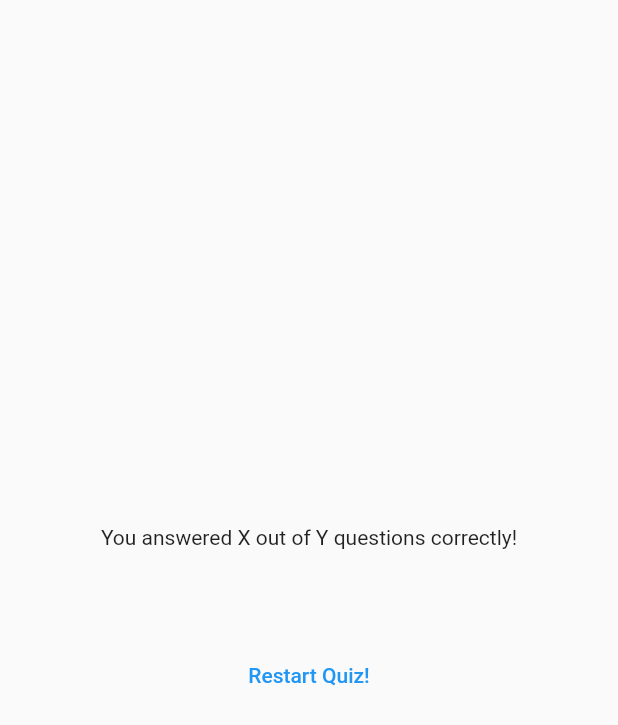
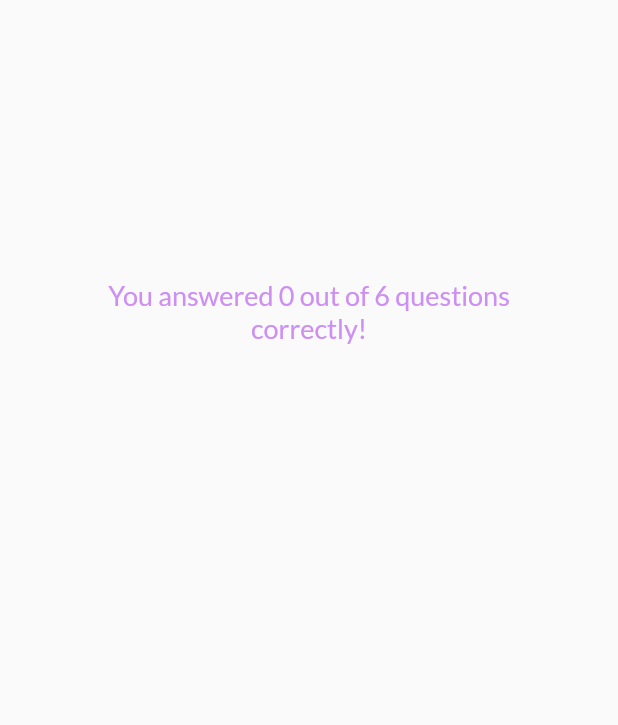
Before and after one commit to weescoelho/flutter_quizz, a Flutter app: the ResultsScreen widget shown alone on an empty page, opened directly with empty values, on a phone screen of 412 x 824 dp. Shown: the top 725 px of the screen. Run offline on Flutter 3.47's test engine with Material 2 defaults, Android fonts, the phone set to English and light mode, and no system bars; our stand-ins replace google_fonts.

```diff
--- a/lib/results_screen.dart
+++ b/lib/results_screen.dart
@@ -1,11 +1,14 @@
 import 'package:flutter/material.dart';
 import 'package:flutter_quizz/data/questions.dart';
 import 'package:flutter_quizz/widgets/questions_summary.dart';
+import 'package:google_fonts/google_fonts.dart';
 
 class ResultsScreen extends StatelessWidget {
-  const ResultsScreen({super.key, required this.chosenAnswers});
+  const ResultsScreen(
+      {super.key, required this.chosenAnswers, required this.restartQuiz});
 
   final List<String> chosenAnswers;
+  final Function() restartQuiz;
 
   List<Map<String, Object>> getSummaryData() {
     final List<Map<String, Object>> summary = [];
@@ -24,6 +27,12 @@ class ResultsScreen extends StatelessWidget {
 
   @override
   Widget build(BuildContext context) {
+    final summaryData = getSummaryData();
+    final numTotalQuestions = questions.length;
+    final numCorrectQuestions = summaryData.where((data) {
+      return data['user_answer'] == data['correct_answer'];
+    }).length;
+
     return SizedBox(
       width: double.infinity,
       child: Container(
@@ -31,15 +40,29 @@ class ResultsScreen extends StatelessWidget {
         child: Column(
           mainAxisAlignment: MainAxisAlignment.center,
           children: [
-            const Text('You answered X out of Y questions correctly!'),
+            Text(
+              'You answered $numCorrectQuestions out of $numTotalQuestions questions correctly!',
+              textAlign: TextAlign.center,
+              style: GoogleFonts.lato(
+                fontSize: 18,
+                color: const Color.fromARGB(255, 206, 143, 243),
+              ),
+            ),
             const SizedBox(
               height: 30,
             ),
-            QuestionSummary(summaryData: getSummaryData()),
+            QuestionSummary(summaryData: summaryData),
             const SizedBox(
               height: 30,
             ),
-            TextButton(onPressed: () {}, child: const Text('Restart Quiz!'))
+            TextButton.icon(
+              onPressed: restartQuiz,
+              label: const Text(
+                'Restart Quiz!',
+                style: TextStyle(color: Colors.white, fontSize: 12),
+              ),
+              icon: const Icon(Icons.refresh, color: Colors.white),
+            )
           ],
         ),
       ),
```
Also changed, not shown: lib/quiz.dart (+8 -0 lines), lib/widgets/questions_summary.dart (+50 -6 lines).
